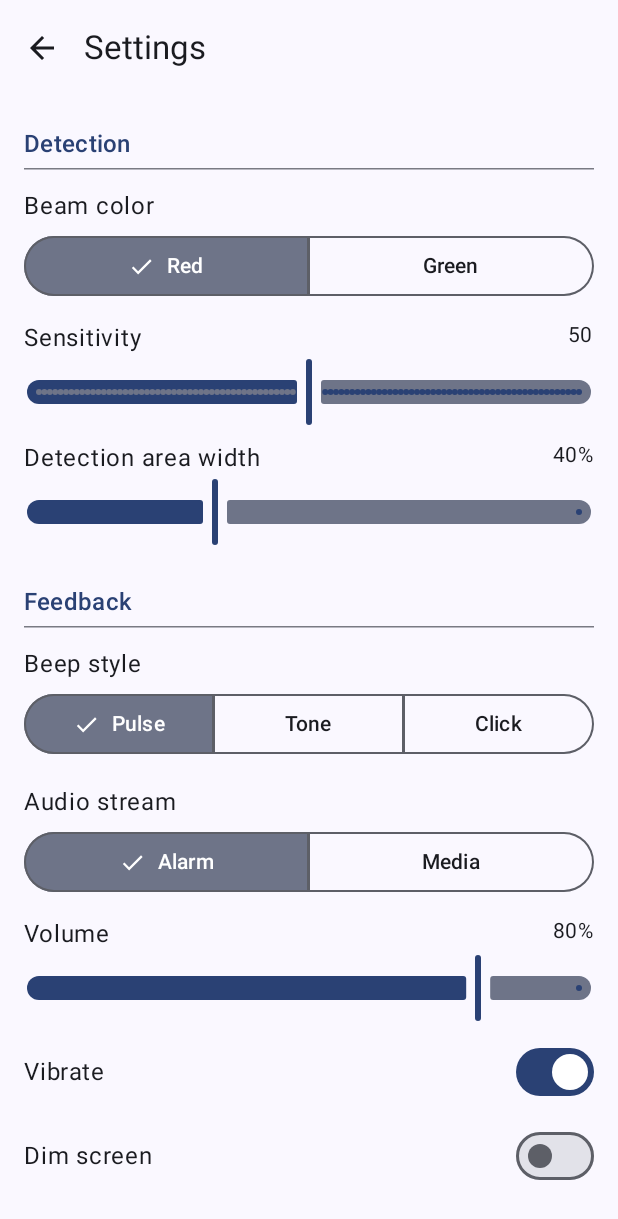
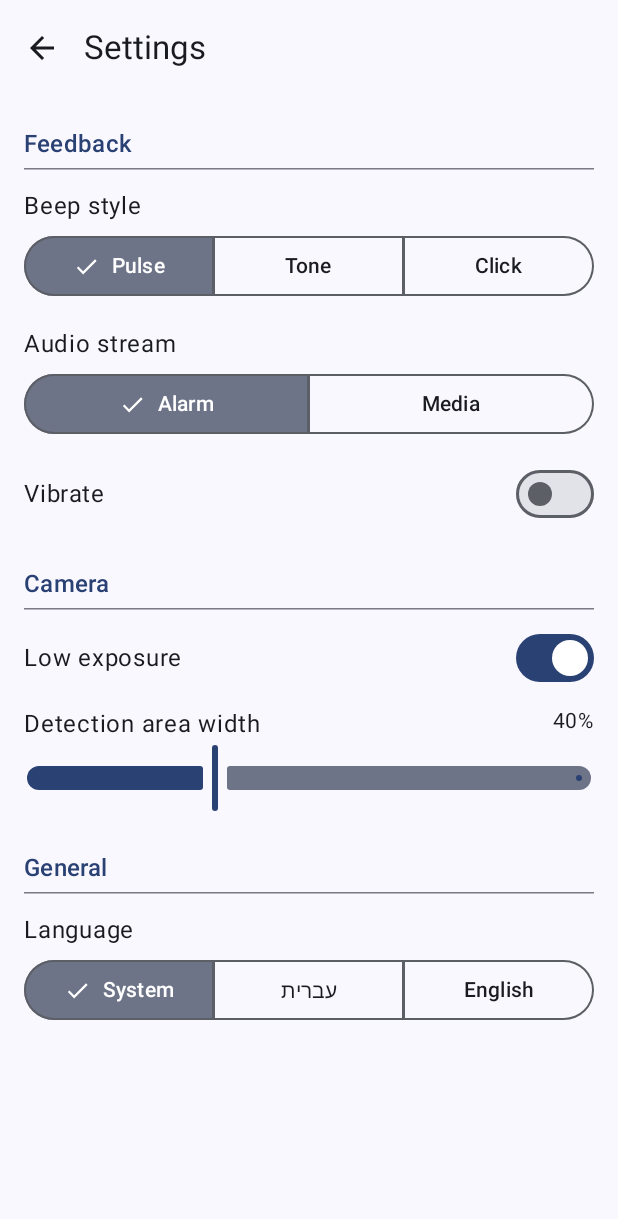
Before and after one commit to refael302/beam-finder, an Android app built with Jetpack Compose: the SettingsScreen screen opened through its navigation route, on a phone screen of 412 x 824 dp. Shown: the top 1219 px of the screen. Run offline under Robolectric (Android 15) with nearby library versions, the phone set to English and light mode, and no system bars.

Commit message:
Settings cleanup + Detect gear shortcut (#8)
* Trim Settings to general options and open them from Detect.

Remove work-screen duplicates (color, sensitivity, volume, dim, guide,
camera facing). Default vibrate off on fresh install. Add a settings gear
on Detect; keep beep/stream/vibrate, low exposure, ROI, and language.

Co-authored-by: refael302 <refael302@users.noreply.github.com>

* Fix DetectViewModel compile after removing auto pocket.

Drop leftover autoPocketPending reset in onInactive.

Co-authored-by: refael302 <refael302@users.noreply.github.com>

---------

Co-authored-by: Cursor Agent <cursoragent@cursor.com>
Co-authored-by: refael302 <refael302@users.noreply.github.com>

```diff
--- a/app/src/main/kotlin/io/github/refael302/beamfinder/settings/AppSettings.kt
+++ b/app/src/main/kotlin/io/github/refael302/beamfinder/settings/AppSettings.kt
@@ -15,10 +15,15 @@ data class AppSettings(
     val sensitivity: Int = 50,
     val beepStyle: BeepStyle = BeepStyle.Pulse,
     val cameraFacing: CameraFacing = CameraFacing.Back,
+    /** Legacy DataStore key; dim screen is only started from the Detect button now. */
     val pocketMode: Boolean = false,
-    val vibrate: Boolean = true,
-    /** 0..1 */
-    val volume: Float = 0.8f,
+    /** Off on fresh install; once the user enables it, the choice is persisted. */
+    val vibrate: Boolean = false,
+    /**
+     * In-app beep gain 0..1. No Settings slider — use the device volume keys for loudness.
+     * Kept so existing DataStore values still apply.
+     */
+    val volume: Float = 1f,
     val audioStream: AudioStream = AudioStream.Alarm,
     /**
      * Detection area width, 0.1..1. Currently UNUSED by detection (the full frame is scanned and
--- a/app/src/main/kotlin/io/github/refael302/beamfinder/ui/AppNavHost.kt
+++ b/app/src/main/kotlin/io/github/refael302/beamfinder/ui/AppNavHost.kt
@@ -29,7 +29,12 @@ fun AppNavHost(navController: NavHostController = rememberNavController()) {
                 onAbout = { navController.navigate(Routes.ABOUT) },
             )
         }
-        composable(Routes.DETECT) { DetectScreen(onBack = { navController.popBackStack() }) }
+        composable(Routes.DETECT) {
+            DetectScreen(
+                onBack = { navController.popBackStack() },
+                onSettings = { navController.navigate(Routes.SETTINGS) },
+            )
+        }
         composable(Routes.SETTINGS) { SettingsScreen(onBack = { navController.popBackStack() }) }
         composable(Routes.ABOUT) {
             AboutScreen(
--- a/app/src/main/kotlin/io/github/refael302/beamfinder/ui/components/BeamTopBar.kt
+++ b/app/src/main/kotlin/io/github/refael302/beamfinder/ui/components/BeamTopBar.kt
@@ -1,5 +1,6 @@
 package io.github.refael302.beamfinder.ui.components
 
+import androidx.compose.foundation.layout.RowScope
 import androidx.compose.material.icons.Icons
 import androidx.compose.material.icons.automirrored.filled.ArrowBack
 import androidx.compose.material3.ExperimentalMaterial3Api
@@ -20,6 +21,7 @@ fun BeamTopBar(
     onBack: () -> Unit,
     /** When true, the bar is a translucent overlay so content (e.g. camera) shows through to the top edge. */
     overlay: Boolean = false,
+    actions: @Composable RowScope.() -> Unit = {},
 ) {
     TopAppBar(
         title = { Text(title) },
@@ -28,6 +30,7 @@ fun BeamTopBar(
                 Icon(Icons.AutoMirrored.Filled.ArrowBack, contentDescription = stringResource(R.string.back))
             }
         },
+        actions = actions,
         colors = if (overlay) {
             TopAppBarDefaults.topAppBarColors(
                 containerColor = Color.Black.copy(alpha = 0.35f),
--- a/app/src/main/kotlin/io/github/refael302/beamfinder/ui/settings/SettingsScreen.kt
+++ b/app/src/main/kotlin/io/github/refael302/beamfinder/ui/settings/SettingsScreen.kt
@@ -32,9 +32,7 @@ import io.github.refael302.beamfinder.R
 import io.github.refael302.beamfinder.settings.AppLanguage
 import io.github.refael302.beamfinder.settings.AppSettings
 import io.github.refael302.beamfinder.settings.AudioStream
-import io.github.refael302.beamfinder.settings.BeamColor
 import io.github.refael302.beamfinder.settings.BeepStyle
-import io.github.refael302.beamfinder.settings.CameraFacing
 import io.github.refael302.beamfinder.ui.AppViewModelProvider
 import io.github.refael302.beamfinder.ui.components.BeamTopBar
 import kotlin.math.roundToInt
@@ -55,30 +53,6 @@ fun SettingsScreen(
                 .verticalScroll(rememberScrollState())
                 .padding(horizontal = 16.dp),
         ) {
-            SectionHeader(R.string.settings_section_detection)
-            ChoiceRow(
-                title = stringResource(R.string.setting_beam_color),
-                options = BeamColor.entries,
-                selected = s.beamColor,
-                label = { stringResource(it.labelRes()) },
-                onSelect = { v -> viewModel.update { it.copy(beamColor = v) } },
-            )
-            SliderRow(
-                title = stringResource(R.string.setting_sensitivity),
-                value = s.sensitivity.toFloat(),
-                range = 0f..100f,
-                steps = 99,
-                valueText = s.sensitivity.toString(),
-                onCommit = { v -> viewModel.update { it.copy(sensitivity = v.roundToInt()) } },
-            )
-            SliderRow(
-                title = stringResource(R.string.setting_roi_width),
-                value = s.roiWidth,
-                range = AppSettings.ROI_WIDTH_RANGE,
-                valueText = percent(s.roiWidth),
-                onCommit = { v -> viewModel.update { it.copy(roiWidth = v) } },
-            )
-
             SectionHeader(R.string.settings_section_feedback)
             ChoiceRow(
                 title = stringResource(R.string.setting_beep_style),
@@ -94,48 +68,24 @@ fun SettingsScreen(
                 label = { stringResource(it.labelRes()) },
                 onSelect = { v -> viewModel.update { it.copy(audioStream = v) } },
             )
-            SliderRow(
-                title = stringResource(R.string.setting_volume),
-                value = s.volume,
-                range = 0f..1f,
-                valueText = percent(s.volume),
-                onCommit = { v -> viewModel.update { it.copy(volume = v) } },
-            )
             SwitchRow(
                 title = stringResource(R.string.setting_vibrate),
                 checked = s.vibrate,
                 onChange = { v -> viewModel.update { it.copy(vibrate = v) } },
             )
-            SwitchRow(
-                title = stringResource(R.string.setting_pocket_mode),
-                checked = s.pocketMode,
-                onChange = { v -> viewModel.update { it.copy(pocketMode = v) } },
-            )
 
             SectionHeader(R.string.settings_section_camera)
-            ChoiceRow(
-                title = stringResource(R.string.setting_camera_facing),
-                options = CameraFacing.entries,
-                selected = s.cameraFacing,
-                label = { stringResource(it.labelRes()) },
-                onSelect = { v -> viewModel.update { it.copy(cameraFacing = v) } },
-            )
             SwitchRow(
                 title = stringResource(R.string.setting_low_exposure),
                 checked = s.lowExposure,
                 onChange = { v -> viewModel.update { it.copy(lowExposure = v) } },
             )
             SliderRow(
-                title = stringResource(R.string.setting_guide_line_y),
-                value = s.guideLineY,
-                range = 0f..1f,
-                valueText = percent(s.guideLineY),
-                onCommit = { v -> viewModel.update { it.copy(guideLineY = v) } },
-            )
-            SwitchRow(
-                title = stringResource(R.string.setting_guide_locked),
-                checked = s.guideLocked,
-                onChange = { v -> viewModel.update { it.copy(guideLocked = v) } },
+                title = stringResource(R.string.setting_roi_width),
+                value = s.roiWidth,
+                range = AppSettings.ROI_WIDTH_RANGE,
+                valueText = percent(s.roiWidth),
+                onCommit = { v -> viewModel.update { it.copy(roiWidth = v) } },
             )
 
             SectionHeader(R.string.settings_section_general)
--- a/app/src/main/res/values/strings.xml
+++ b/app/src/main/res/values/strings.xml
@@ -36,22 +36,15 @@
 
     <!-- Settings -->
     <string name="settings_title">Settings</string>
-    <string name="settings_section_detection">Detection</string>
     <string name="settings_section_feedback">Feedback</string>
     <string name="settings_section_camera">Camera</string>
     <string name="settings_section_general">General</string>
-    <string name="setting_beam_color">Beam color</string>
     <string name="setting_sensitivity">Sensitivity</string>
     <string name="setting_beep_style">Beep style</string>
-    <string name="setting_camera_facing">Camera</string>
-    <string name="setting_pocket_mode">Dim screen</string>
     <string name="setting_vibrate">Vibrate</string>
-    <string name="setting_volume">Volume</string>
     <string name="setting_audio_stream">Audio stream</string>
     <string name="setting_roi_width">Detection area width</string>
     <string name="setting_low_exposure">Low exposure</string>
-    <string name="setting_guide_line_y">Guide line position</string>
-    <string name="setting_guide_locked">Lock guide line</string>
     <string name="setting_language">Language</string>
 
     <string name="color_red">Red</string>
@@ -96,7 +89,7 @@
     <string name="help_intro">Short guide to each screen and control.</string>
     <string name="help_section_menu">Menu</string>
     <string name="help_menu_start">Opens the detection screen and starts the camera.</string>
-    <string name="help_menu_settings">Opens app settings (detection, feedback, camera, language).</string>
+    <string name="help_menu_settings">Opens general settings (feedback, camera options, language). Also available from the gear on Detect.</string>
     <string name="help_menu_about">Shows version, developer contact, disclaimer, help, and updates.</string>
     <string name="help_section_detect">Detect</string>
     <string name="help_detect_preview_title">Camera preview</string>
@@ -114,18 +107,12 @@
     <string name="help_detect_calibrate">Recalibrates ambient baseline. Keep the beam out of view while calibrating.</string>
     <string name="help_detect_pocket">Dims the screen and hides system bars for discreet use (Detect screen button). Long-press to unlock.</string>
     <string name="help_detect_debug">Shows raw detection metrics on the preview for diagnostics.</string>
+    <string name="help_detect_settings">Gear in the Detect top bar opens Settings without returning to the menu.</string>
     <string name="help_section_settings">Settings</string>
-    <string name="help_setting_beam_color">Which laser color the detector looks for.</string>
-    <string name="help_setting_sensitivity">Default detection sensitivity (also adjustable on the Detect screen).</string>
     <string name="help_setting_roi_width">Reserved for future detection-area limits. Detection currently scans the full frame.</string>
     <string name="help_setting_beep_style">Sound style used when a beam is detected.</string>
-    <string name="help_setting_audio_stream">Alarm stream (can play over silent mode on many devices) or media stream.</string>
-    <string name="help_setting_volume">Beep volume.</string>
-    <string name="help_setting_vibrate">Vibrate in sync with beeps.</string>
-    <string name="help_setting_pocket_mode">If enabled, Detect dims the screen automatically after the first calibration.</string>
-    <string name="help_setting_camera_facing">Default camera when Detect opens.</string>
+    <string name="help_setting_audio_stream">Alarm stream (can play over silent mode on many devices) or media stream. Use the device volume keys for loudness.</string>
+    <string name="help_setting_vibrate">Vibrate in sync with beeps. Off by default on a fresh install.</string>
     <string name="help_setting_low_exposure">Biases the camera toward lower exposure to reduce bloom from bright beams.</string>
-    <string name="help_setting_guide_line_y">Default vertical position of the guide line.</string>
-    <string name="help_setting_guide_locked">Keeps the guide line from being dragged on Detect.</string>
     <string name="help_setting_language">App language: system default, Hebrew, or English.</string>
 </resources>
```
Also changed, not shown: app/src/main/kotlin/io/github/refael302/beamfinder/ui/about/HelpScreen.kt (+2 -8 lines), app/src/main/kotlin/io/github/refael302/beamfinder/ui/detect/DetectScreen.kt (+18 -1 lines), app/src/main/kotlin/io/github/refael302/beamfinder/ui/detect/DetectViewModel.kt (+1 -9 lines), 1 other file.
